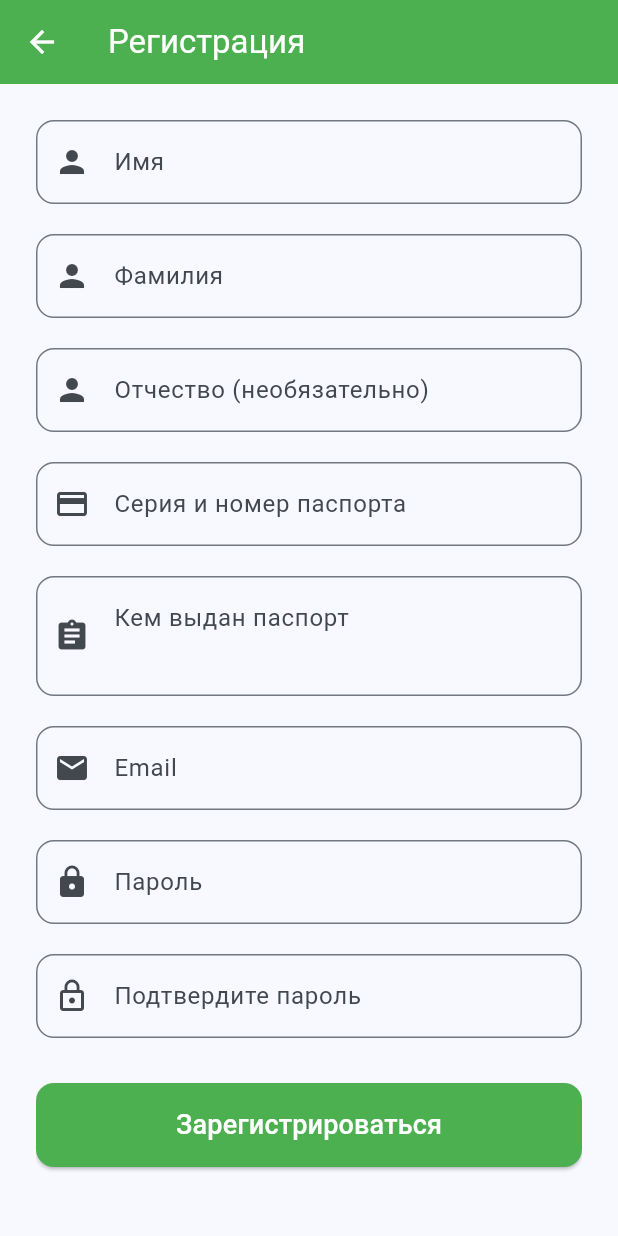
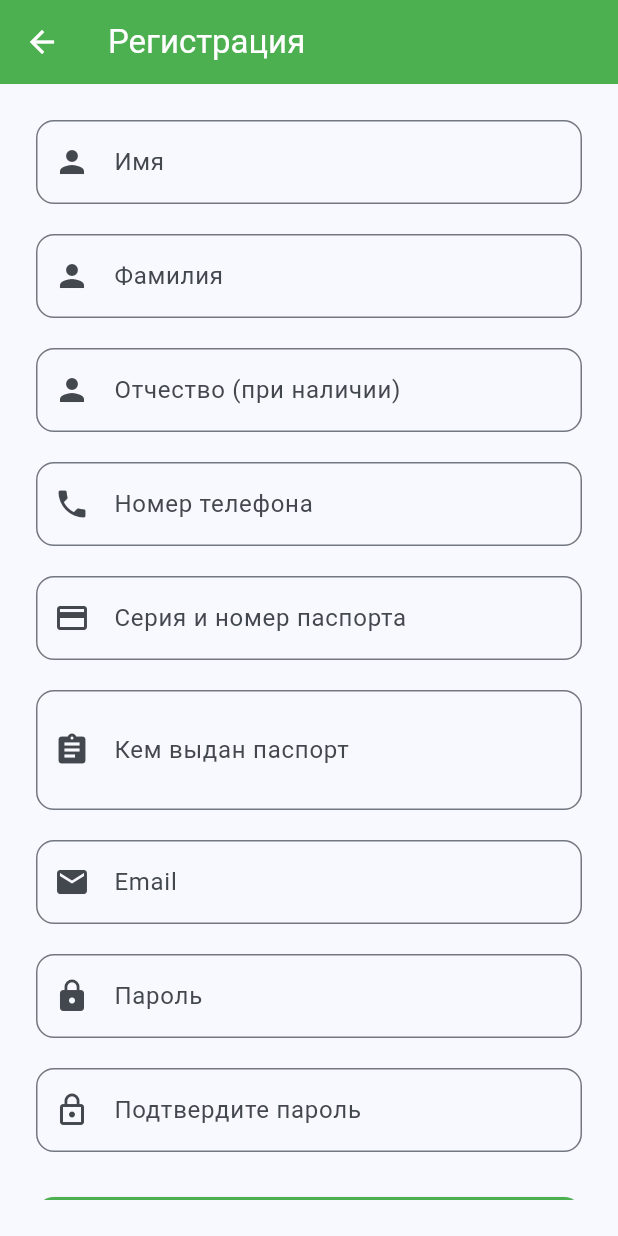
Before and after one commit to chai1s1saxarom/mesta_app, a Flutter app: the screen it shows after launch, after a tap on "Создать аккаунт", on a phone screen of 412 x 824 dp. Run offline on Flutter 3.47's test engine with Material 3 defaults, Android fonts, the phone set to English and light mode, and no system bars; our stand-ins replace cloud_firestore, firebase_auth, firebase_core, mask_text_input_formatter; accounts and stored records are empty.

Commit message:
правлю регистрацию

```diff
--- a/lib/main.dart
+++ b/lib/main.dart
@@ -2,19 +2,10 @@ import 'package:flutter/material.dart';
 import 'package:firebase_core/firebase_core.dart';
 import 'firebase_options.dart';
 import 'screens/welcome_screen.dart';
-
+import 'firebase_options.dart';
 void main() async {
   WidgetsFlutterBinding.ensureInitialized();
-
-  try {
-    await Firebase.initializeApp(
-      options: DefaultFirebaseOptions.currentPlatform,
-    );
-    print('🔥 FIREBASE ДЛЯ WINDOWS: РАБОТАЕТ!');
-  } catch (e) {
-    print('🔥 FIREBASE ДЛЯ WINDOWS: ОШИБКА: $e');
-  }
-
+  await Firebase.initializeApp();
   runApp(const MyApp());
 }
 
--- a/lib/screens/register_screen.dart
+++ b/lib/screens/register_screen.dart
@@ -1,6 +1,7 @@
 import 'package:flutter/material.dart';
 import 'package:flutter/services.dart';
 import 'package:mask_text_input_formatter/mask_text_input_formatter.dart';
+import 'package:firebase_auth/firebase_auth.dart';
 import 'package:cloud_firestore/cloud_firestore.dart';
 import 'welcome_screen.dart';
 
@@ -12,99 +13,172 @@ class RegisterScreen extends StatefulWidget {
 }
 
 class _RegisterScreenState extends State<RegisterScreen> {
-  // Ключ для управления формой
   final _formKey = GlobalKey<FormState>();
+  final _auth = FirebaseAuth.instance;
+  final _firestore = FirebaseFirestore.instance;
 
-  // Контроллеры для полей ввода
-  final TextEditingController _firstNameController = TextEditingController();
-  final TextEditingController _lastNameController = TextEditingController();
-  final TextEditingController _middleNameController = TextEditingController();
-  final TextEditingController _passwordController = TextEditingController();
-  final TextEditingController _confirmPasswordController = TextEditingController();
-  final TextEditingController _passportSeriesNumberController = TextEditingController();
-  final TextEditingController _passportIssuedByController = TextEditingController();
-  final TextEditingController _emailController = TextEditingController();
+  final _firstNameController = TextEditingController();
+  final _lastNameController = TextEditingController();
+  final _middleNameController = TextEditingController();
+  final _passwordController = TextEditingController();
+  final _confirmPasswordController = TextEditingController();
+  final _passportSeriesNumberController = TextEditingController();
+  final _passportIssuedByController = TextEditingController();
+  final _emailController = TextEditingController();
+  final _telephoneController = TextEditingController();
 
-  // Маска для серии и номера паспорта (формат: 1234 567890)
-  final MaskTextInputFormatter _passportMaskFormatter = MaskTextInputFormatter(
-    mask: '#### ######',
-    filter: {"#": RegExp(r'[0-9]')},
-  );
+  final _passportMaskFormatter = MaskTextInputFormatter(
+    mask: '#### ######', filter: {"#": RegExp(r'[0-9]')});
 
-  // Трансформатор для автоматического перевода в верхний регистр
-  final TextInputFormatter _upperCaseFormatter = TextInputFormatter.withFunction(
-    (oldValue, newValue) {
-      return newValue.copyWith(text: newValue.text.toUpperCase());
-    },
-  );
+  final _telephoneMaskFormatter = MaskTextInputFormatter(
+    mask: '+7 ### ### ## ##', filter: {"#": RegExp(r'[0-9]')});
 
-  // Переменная для отслеживания состояния загрузки
+  final _upperCaseFormatter = TextInputFormatter.withFunction(
+    (oldValue, newValue) => newValue.copyWith(text: newValue.text.toUpperCase()));
+
   bool _isLoading = false;
 
-  // Функция для сохранения данных в Firebase
   Future<void> _registerUser() async {
-    if (_formKey.currentState!.validate()) {
-      setState(() {
-        _isLoading = true;
-      });
+  if (!_formKey.currentState!.validate()) {
+    ScaffoldMessenger.of(context).showSnackBar(
+      const SnackBar(
+        content: Text('Пожалуйста, заполните все поля корректно'),
+        backgroundColor: Colors.red,
+      ),
+    );
+    return;
+  }
+
+
+    setState(() => _isLoading = true);
 
       try {
-        // Получаем экземпляр Firestore
-        final FirebaseFirestore firestore = FirebaseFirestore.instance;
+    print('🚀 Начало регистрации...');
 
-        // Создаем объект с данными пользователя
-        Map<String, dynamic> userData = {
-          'firstName': _firstNameController.text.trim(),
-          'lastName': _lastNameController.text.trim(),
-          'middleName': _middleNameController.text.trim(),
-          'passportSeriesNumber': _passportSeriesNumberController.text.trim(),
-          'passportIssuedBy': _passportIssuedByController.text.trim(),
-          'email': _emailController.text.trim().toLowerCase(),
-          'password': _passwordController.text, // В реальном приложении пароль нужно хэшировать!
-          'createdAt': FieldValue.serverTimestamp(),
-          'updatedAt': FieldValue.serverTimestamp(),
-        };
+    // 1. Создаем пользователя в Firebase Auth
+    final userCredential = await _auth.createUserWithEmailAndPassword(
+      email: _emailController.text.trim(),
+      password: _passwordController.text,
+    );
 
-        // Сохраняем данные в коллекции 'users'
-        await firestore.collection('users').add(userData);
+    final user = userCredential.user!;
+    print('✅ Пользователь создан в Auth: ${user.uid}');
 
-        // Показываем сообщение об успехе
-        ScaffoldMessenger.of(context).showSnackBar(
-          const SnackBar(
-            content: Text('Регистрация завершена успешно!'),
-            backgroundColor: Colors.green,
+    // 2. Отправляем email для подтверждения
+    await user.sendEmailVerification();
+    print('📧 Email подтверждения отправлен');
+
+    // 3. Сохраняем в Firestore
+    final userData = {
+      'userId': user.uid,
+      'firstName': _firstNameController.text.trim(),
+      'lastName': _lastNameController.text.trim(),
+      'middleName': _middleNameController.text.trim(),
+      'passportSeriesNumber': _passportSeriesNumberController.text.trim(),
+      'passportIssuedBy': _passportIssuedByController.text.trim(),
+      'telephone': _telephoneController.text.trim(),
+      'email': _emailController.text.trim().toLowerCase(),
+      'emailVerified': false,
+      'createdAt': FieldValue.serverTimestamp(),
+      'updatedAt': FieldValue.serverTimestamp(),
+      'role': 'user',
+    };
+
+    print('💾 Сохраняем данные в Firestore: $userData');
+
+    await _firestore.collection('users').doc(user.uid).set(userData);
+    print('✅ Данные сохранены в Firestore');
+
+    _showSuccessDialog();
+
+  } on FirebaseAuthException catch (e) {
+    print('❌ Ошибка Auth: ${e.code} - ${e.message}');
+    _showErrorDialog(e);
+  } on FirebaseException catch (e) {
+    print('❌ Ошибка Firestore: ${e.code} - ${e.message}');
+    _showErrorDialog(e);
+  } catch (e, stack) {
+    print('❌ Неизвестная ошибка: $e');
+    print('Stack: $stack');
+    _showErrorDialog(Exception('Ошибка: $e'));
+  } finally {
+    setState(() => _isLoading = false);
+  }
+}
+
+  void _showSuccessDialog() {
+    showDialog(
+      context: context,
+      barrierDismissible: false,
+      builder: (context) => AlertDialog(
+        title: const Text('Регистрация успешна!'),
+        content: const Text('На ваш email отправлено письмо с подтверждением. Проверьте почту.'),
+        actions: [
+          TextButton(
+            onPressed: () {
+              Navigator.of(context).pop();
+              Navigator.pushAndRemoveUntil(
+                context,
+                MaterialPageRoute(builder: (context) => const WelcomeScreen()),
+                (route) => false,
+              );
+            },
+            child: const Text('OK'),
           ),
-        );
+        ],
+      ),
+    );
+  }
 
-        // Переходим на экран приветствия
-        Navigator.pushAndRemoveUntil(
-          context,
-          MaterialPageRoute(builder: (context) => const WelcomeScreen()),
-          (route) => false,
-        );
+  void _showErrorDialog(dynamic error) {
+    String errorMessage = 'Произошла ошибка при регистрации';
 
-      } catch (e) {
-        // Обрабатываем ошибки
-        ScaffoldMessenger.of(context).showSnackBar(
-          SnackBar(
-            content: Text('Ошибка регистрации: $e'),
-            backgroundColor: Colors.red,
-          ),
-        );
-      } finally {
-        setState(() {
-          _isLoading = false;
-        });
-      }
-    } else {
-      // Есть ошибки валидации
-      ScaffoldMessenger.of(context).showSnackBar(
-        const SnackBar(
-          content: Text('Пожалуйста, заполните все поля корректно'),
-          backgroundColor: Colors.red,
-        ),
-      );
+    if (error is FirebaseAuthException) {
+      errorMessage = switch (error.code) {
+        'email-already-in-use' => 'Этот email уже используется',
+        'invalid-email' => 'Некорректный формат email',
+        'operation-not-allowed' => 'Регистрация временно отключена',
+        'weak-password' => 'Пароль слишком слабый (минимум 6 символов)',
+        'network-request-failed' => 'Проблема с интернет-соединением',
+        _ => 'Ошибка: ${error.message}',
+      };
     }
+
+    showDialog(
+      context: context,
+      builder: (context) => AlertDialog(
+        title: const Text('Ошибка регистрации'),
+        content: Text(errorMessage),
+        actions: [TextButton(onPressed: () => Navigator.of(context).pop(), child: const Text('OK'))],
+      ),
+    );
+  }
+
+  Widget _buildTextField({
+    required TextEditingController controller,
+    required String label,
+    required IconData icon,
+    String? Function(String?)? validator,
+    List<TextInputFormatter>? formatters,
+    bool obscureText = false,
+    TextInputType? keyboardType,
+    int maxLines = 1,
+    String? hint,
+  }) {
+    return TextFormField(
+      controller: controller,
+      validator: validator,
+      inputFormatters: formatters,
+      obscureText: obscureText,
+      keyboardType: keyboardType,
+      maxLines: maxLines,
+      decoration: InputDecoration(
+        labelText: label,
+        hintText: hint,
+        prefixIcon: Icon(icon),
+        border: OutlineInputBorder(borderRadius: BorderRadius.circular(12)),
+      ),
+    );
   }
 
   @override
@@ -117,6 +191,7 @@ class _RegisterScreenState extends State<RegisterScreen> {
     _passportSeriesNumberController.dispose();
     _passportIssuedByController.dispose();
     _emailController.dispose();
+    _telephoneController.dispose();
     super.dispose();
   }
 
@@ -139,166 +214,81 @@ class _RegisterScreenState extends State<RegisterScreen> {
           child: SingleChildScrollView(
             child: Column(
               children: [
-                // Поле имени
-                TextFormField(
+                _buildTextField(
                   controller: _firstNameController,
-                  validator: (value) {
-                    if (value!.isEmpty) return 'Поле обязательно';
-                    return null;
-                  },
-                  autovalidateMode: AutovalidateMode.onUserInteraction,
-                  decoration: InputDecoration(
-                    labelText: 'Имя',
-                    prefixIcon: const Icon(Icons.person),
-                    border: OutlineInputBorder(
-                      borderRadius: BorderRadius.circular(12),
-                    ),
-                  ),
+                  label: 'Имя',
+                  icon: Icons.person,
+                  validator: (v) => v?.isEmpty ?? true ? 'Поле обязательно' : null,
                 ),
                 const SizedBox(height: 20),
-
-                // Поле фамилия
-                TextFormField(
+                _buildTextField(
                   controller: _lastNameController,
-                  validator: (value) {
-                    if (value!.isEmpty) return 'Поле обязательно';
-                    return null;
-                  },
-                  autovalidateMode: AutovalidateMode.onUserInteraction,
-                  decoration: InputDecoration(
-                    labelText: 'Фамилия',
-                    prefixIcon: const Icon(Icons.person),
-                    border: OutlineInputBorder(
-                      borderRadius: BorderRadius.circular(12),
-                    ),
-                  ),
+                  label: 'Фамилия',
+                  icon: Icons.person,
+                  validator: (v) => v?.isEmpty ?? true ? 'Поле обязательно' : null,
                 ),
                 const SizedBox(height: 20),
-
-                // Поле отчество
-                TextFormField(
+                _buildTextField(
                   controller: _middleNameController,
-                  decoration: InputDecoration(
-                    labelText: 'Отчество (необязательно)',
-                    prefixIcon: const Icon(Icons.person),
-                    border: OutlineInputBorder(
-                      borderRadius: BorderRadius.circular(12),
-                    ),
-                  ),
+                  label: 'Отчество (при наличии)',
+                  icon: Icons.person,
                 ),
                 const SizedBox(height: 20),
-
-                // Поле серия и номер паспорта с маской
-                TextFormField(
-                  controller: _passportSeriesNumberController,
-                  inputFormatters: [_passportMaskFormatter],
-                  validator: (value) {
-                    if (value!.isEmpty) return 'Введите серию и номер паспорта';
-                    if (value.length != 11 || !value.contains(' ')) {
-                      return 'Формат: 1234 567890';
-                    }
-                    return null;
-                  },
-                  autovalidateMode: AutovalidateMode.onUserInteraction,
-                  decoration: InputDecoration(
-                    labelText: 'Серия и номер паспорта',
-                    hintText: '1234 567890',
-                    prefixIcon: const Icon(Icons.credit_card),
-                    border: OutlineInputBorder(
-                      borderRadius: BorderRadius.circular(12),
-                    ),
-                  ),
-                  keyboardType: TextInputType.number,
+                _buildTextField(
+                  controller: _telephoneController,
+                  label: 'Номер телефона',
+                  icon: Icons.phone,
+                  formatters: [_telephoneMaskFormatter],
+                  keyboardType: TextInputType.phone,
+                  hint: '+7 999 123 45 67',
+                  validator: (v) => v?.length != 16 ? 'Введите корректный номер' : null,
                 ),
                 const SizedBox(height: 20),
-
-                // Поле "Кем выдан" с автоматическим верхним регистром
-                TextFormField(
-                  controller: _passportIssuedByController,
-                  inputFormatters: [_upperCaseFormatter],
-                  validator: (value) {
-                    if (value!.isEmpty) return 'Введите кем выдан паспорт';
-                    if (value.length < 5) return 'Введите полное название организации';
-                    return null;
-                  },
-                  autovalidateMode: AutovalidateMode.onUserInteraction,
-                  maxLines: 2,
-                  decoration: InputDecoration(
-                    labelText: 'Кем выдан паспорт',
-                    hintText: 'ОУФМС РОССИИ ПО ГОРОДУ МОСКВЕ',
-                    prefixIcon: const Icon(Icons.assignment),
-                    border: OutlineInputBorder(
-                      borderRadius: BorderRadius.circular(12),
-                    ),
-                    alignLabelWithHint: true,
-                  ),
-                  textCapitalization: TextCapitalization.characters,
+                _buildTextField(
+                  controller: _passportSeriesNumberController,
+                  label: 'Серия и номер паспорта',
+                  icon: Icons.credit_card,
+                  formatters: [_passportMaskFormatter],
+                  keyboardType: TextInputType.number,
+                  hint: '1234 567890',
+                  validator: (v) => v?.length != 11 ? 'Формат: 1234 567890' : null,
                 ),
                 const SizedBox(height: 20),
-
-                // Поле email
-                TextFormField(
-                  controller: _emailController,
-                  validator: (value) {
-                    if (value!.isEmpty) return 'Поле обязательно';
-                    if (!value.contains('@')) return 'Введите корректный email';
-                    return null;
-                  },
-                  autovalidateMode: AutovalidateMode.onUserInteraction,
-                  decoration: InputDecoration(
-                    labelText: 'Email',
-                    prefixIcon: const Icon(Icons.email),
-                    border: OutlineInputBorder(
-                      borderRadius: BorderRadius.circular(12),
-                    ),
-                  ),
-                  keyboardType: TextInputType.emailAddress,
+                _buildTextField(
+                  controller: _passportIssuedByController,
+                  label: 'Кем выдан паспорт',
+                  icon: Icons.assignment,
+                  formatters: [_upperCaseFormatter],
+                  maxLines: 2,
+                  hint: 'ОУФМС РОССИИ ПО ГОРОДУ МОСКВЕ',
+                  validator: (v) => v != null && v.length < 5 ? 'Введите полное название' : null,
                 ),
                 const SizedBox(height: 20),
-
-                // Поле пароля
-                TextFormField(
-                  controller: _passwordController,
-                  validator: (value) {
-                    if (value!.isEmpty) return 'Поле обязательно';
-                    if (value.length < 6) return 'Пароль должен быть не менее 6 символов';
-                    return null;
-                  },
-                  autovalidateMode: AutovalidateMode.onUserInteraction,
-                  obscureText: true,
-                  decoration: InputDecoration(
-                    labelText: 'Пароль',
-                    prefixIcon: const Icon(Icons.lock),
-                    border: OutlineInputBorder(
-                      borderRadius: BorderRadius.circular(12),
-                    ),
-                  ),
+                _buildTextField(
+                  controller: _emailController,
+                  label: 'Email',
+                  icon: Icons.email,
+                  keyboardType: TextInputType.emailAddress,
+                  validator: (v) => !RegExp(r'^[\w-\.]+@([\w-]+\.)+[\w-]{2,4}$').hasMatch(v ?? '')
+                      ? 'Введите корректный email' : null,
                 ),
                 const SizedBox(height: 20),
-
-                // Подтверждение пароля
-                TextFormField(
+                _buildTextField(
+                  controller: _passwordController,
+                  label: 'Пароль',
+                  icon: Icons.lock,
+                  obscureText: true,
+                  validator: (v) => v != null && v.length < 6 ? 'Не менее 6 символов' : null,
+                ),
+                const SizedBox(height: 20),
+                _buildTextField(
                   controller: _confirmPasswordController,
-                  validator: (value) {
-                    if (value!.isEmpty) return 'Поле обязательно';
-                    if (value != _passwordController.text) {
-                      return 'Пароли не совпадают';
-                    }
-                    return null;
-                  },
-                  autovalidateMode: AutovalidateMode.onUserInteraction,
+                  label: 'Подтвердите пароль',
+                  icon: Icons.lock_outline,
                   obscureText: true,
-                  decoration: InputDecoration(
-                    labelText: 'Подтвердите пароль',
-                    prefixIcon: const Icon(Icons.lock_outline),
-                    border: OutlineInputBorder(
-                      borderRadius: BorderRadius.circular(12),
-                    ),
-                  ),
+                  validator: (v) => v != _passwordController.text ? 'Пароли не совпадают' : null,
                 ),
                 const SizedBox(height: 30),
-
-                // Кнопка регистрации
                 SizedBox(
                   width: double.infinity,
                   height: 56,
@@ -307,35 +297,24 @@ class _RegisterScreenState extends State<RegisterScreen> {
                     style: ElevatedButton.styleFrom(
                       backgroundColor: Colors.green,
                       foregroundColor: Colors.white,
-                      shape: RoundedRectangleBorder(
-                        borderRadius: BorderRadius.circular(12),
-                      ),
+                      shape: RoundedRectangleBorder(borderRadius: BorderRadius.circular(12)),
                     ),
                     child: _isLoading
                         ? const SizedBox(
-                            height: 20,
-                            width: 20,
+                            height: 20, width: 20,
                             child: CircularProgressIndicator(
                               strokeWidth: 2,
                               valueColor: AlwaysStoppedAnimation<Color>(Colors.white),
                             ),
                           )
-                        : const Text(
-                            'Зарегистрироваться',
-                            style: TextStyle(fontSize: 18),
-                          ),
+                        : const Text('Зарегистрироваться', style: TextStyle(fontSize: 18)),
                   ),
                 ),
                 const SizedBox(height: 20),
-
-                // Условия использования
                 const Text(
                   'Нажимая "Зарегистрироваться", вы принимаете условия использования',
                   textAlign: TextAlign.center,
-                  style: TextStyle(
-                    color: Colors.grey,
-                    fontSize: 12,
-                  ),
+                  style: TextStyle(color: Colors.grey, fontSize: 12),
                 ),
               ],
             ),
--- a/pubspec.yaml
+++ b/pubspec.yaml
@@ -31,9 +31,10 @@ dependencies:
   flutter:
     sdk: flutter
   mask_text_input_formatter: ^2.5.0
+  firebase_auth: ^4.15.0
   firebase_core: ^2.24.0
   cloud_firestore: ^4.13.0
-
+  cloud_functions: ^4.6.0
   # The following adds the Cupertino Icons font to your application.
   # Use with the CupertinoIcons class for iOS style icons.
   cupertino_icons: ^1.0.8
```
Also changed, not shown: firebase.json, pubspec.lock, 11 other files.
